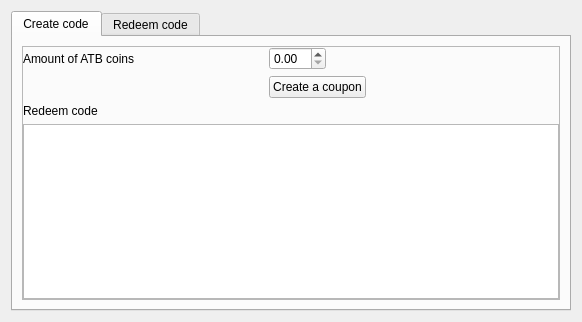
This is src/qt/forms/bonuscodetab.ui in odrowonz/atbcoin-insight as Qt 5 draws it before an edit. The edited form follows.
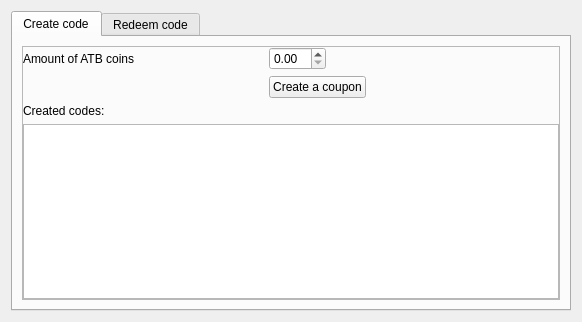
This is the edited form. The open tabs and pages were chosen to show the change.

Commit message: ATB-144 is complete

Patch:
```diff
--- a/src/qt/forms/bonuscodetab.ui
+++ b/src/qt/forms/bonuscodetab.ui
@@ -136,7 +136,7 @@
             <item>
              <widget class="QLabel" name="CreatedCoupons">
               <property name="text">
-               <string>Redeem code</string>
+               <string>Created codes:</string>
               </property>
              </widget>
             </item>
```
Left out of the diff: 2 changed lines with no effect on the pictures. The commit also changes 1 other file.
